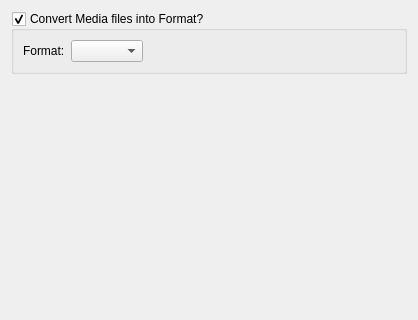
Above: Preferences/UI/TranscodeGeneralSettings.ui from towel42-com/MediaManager before the change; both pictures show x 0 to 418 and y 0 to 320 of the 418 by 535 pixel window. Below: the same form after it.
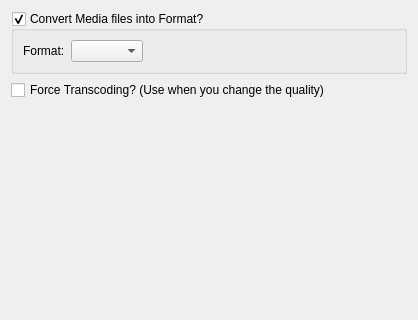
That is the form after the change.

Patch:
```diff
--- a/Preferences/UI/TranscodeGeneralSettings.ui
+++ b/Preferences/UI/TranscodeGeneralSettings.ui
@@ -59,6 +59,13 @@
      </layout>
     </widget>
    </item>
+   <item>
+    <widget class="QCheckBox" name="forceTranscode">
+     <property name="text">
+      <string>Force Transcoding? (Use when you change the quality)</string>
+     </property>
+    </widget>
+   </item>
    <item>
     <spacer name="verticalSpacer_7">
      <property name="orientation">
```
Left out of the diff: 2 changed lines with no effect on the pictures.
